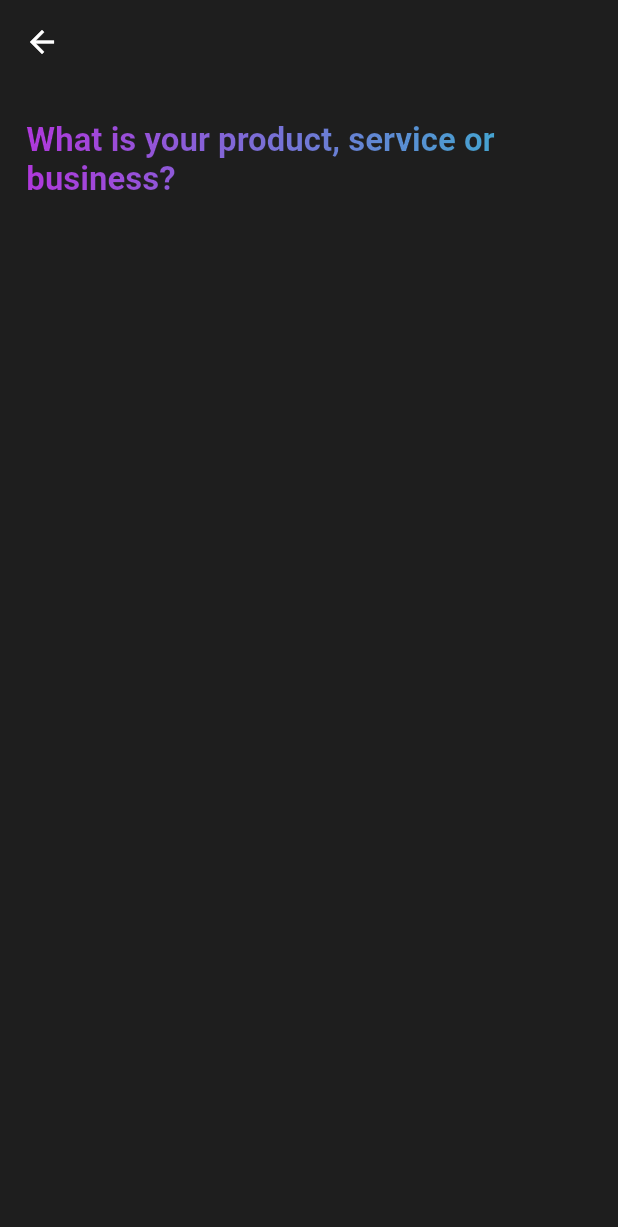
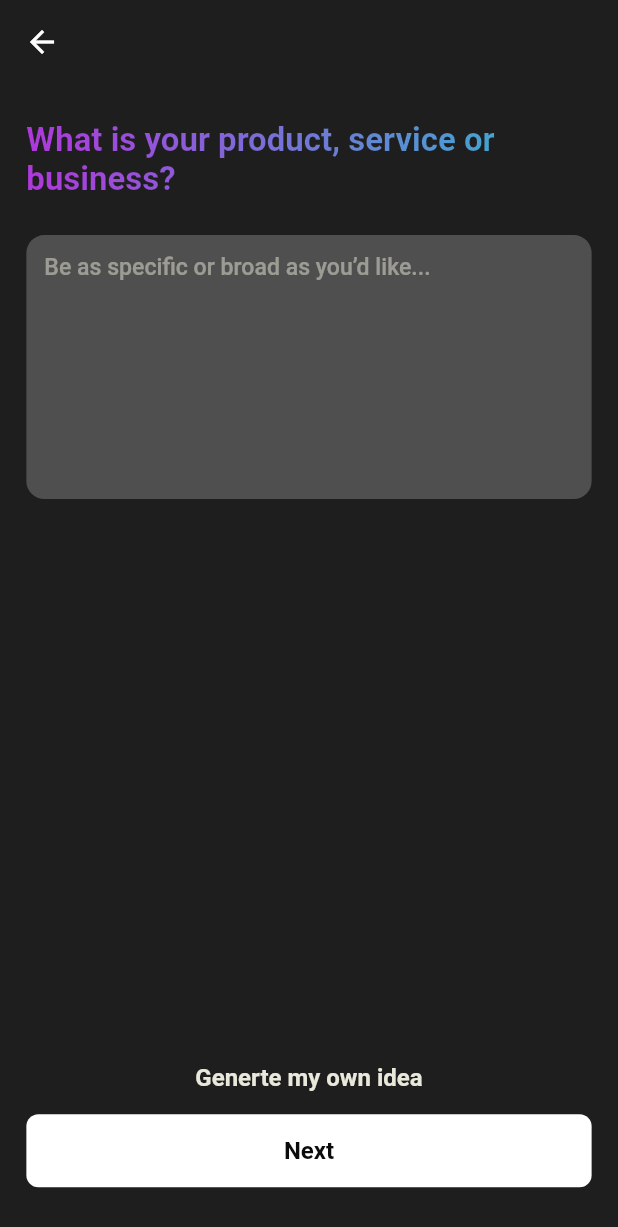
Before and after one commit to abdul-wahab12345/ad_spire, a Flutter app: the ServiceView screen opened by its route, on a phone screen of 412 x 824 dp. Shown: the top 1227 px of the screen. Run offline on Flutter 3.47's test engine with Material 2 defaults, Android fonts, the light colour scheme and no system bars; our stand-ins replace flutter_screenutil, flutter_svg, get, google_fonts; Roboto replaces fonts that are missing (Druk Wide, GeneralSans).

Commit message:
Product/Service/Business screen done

```diff
--- a/lib/app/modules/enabled_notification/views/enabled_notification_view.dart
+++ b/lib/app/modules/enabled_notification/views/enabled_notification_view.dart
@@ -1,7 +1,7 @@
+import 'package:ad_spire/app/routes/app_pages.dart';
 import 'package:flutter/material.dart';
 import 'package:get/get.dart';
 import 'package:flutter_screenutil/flutter_screenutil.dart';
-
 
 import 'package:ad_spire/constants.dart';
 import 'package:ad_spire/widgets/submit_button.dart';
@@ -65,7 +65,9 @@ class EnabledNotificationView extends GetView<EnabledNotificationController> {
                 ),
                 SubmitButton(
                   title: 'Continue',
-                  onPressed: () {},
+                  onPressed: () {
+                    Get.toNamed(Routes.STORE);
+                  },
                   color: Colors.white,
                 ),
                 SizedBox(
--- a/lib/app/modules/service/views/service_view.dart
+++ b/lib/app/modules/service/views/service_view.dart
@@ -1,9 +1,12 @@
+import 'package:ad_spire/app/routes/app_pages.dart';
+import 'package:ad_spire/widgets/submit_button.dart';
 import 'package:flutter/material.dart';
 import 'package:get/get.dart';
 import 'package:flutter_screenutil/flutter_screenutil.dart';
 
 import 'package:ad_spire/constants.dart';
 import 'package:ad_spire/widgets/gradient_text.dart';
+import 'package:google_fonts/google_fonts.dart';
 
 import '../controllers/service_controller.dart';
 
@@ -37,7 +40,42 @@ class ServiceView extends GetView<ServiceController> {
             SizedBox(
               height: 24.h,
             ),
-
+            TextField(
+              textAlign: TextAlign.justify,
+              maxLines: 8,
+              decoration: InputDecoration(
+                contentPadding:
+                    const EdgeInsets.symmetric(vertical: 12, horizontal: 12),
+                border: OutlineInputBorder(
+                  borderSide: BorderSide.none,
+                  borderRadius: BorderRadius.circular(12),
+                ),
+                fillColor: Color.fromRGBO(79, 79, 79, 1),
+                filled: true,
+                hintStyle: TextStyle(
+                  color: textColor.withOpacity(0.5),
+                  fontSize: 14.sp,
+                  fontWeight: FontWeight.w500,
+                ),
+                hintText: 'Be as specific or broad as you’d like...',
+              ),
+            ),
+            Spacer(),
+            SubmitButton(
+              title: 'Generte my own idea',
+              color: Colors.transparent,
+              textColor: textColor,
+              onPressed: () {},
+            ),
+            SubmitButton(
+              title: 'Next',
+              onPressed: () {
+                Get.toNamed(Routes.SETTINGS);
+              },
+            ),
+            SizedBox(
+              height: 32.h,
+            ),
           ],
         ),
       ),
--- a/lib/app/routes/app_pages.dart
+++ b/lib/app/routes/app_pages.dart
@@ -22,7 +22,7 @@ part 'app_routes.dart';
 class AppPages {
   AppPages._();
 
-  static const INITIAL = Routes.STORE;
+  static const INITIAL = Routes.WELCOME;
 
   static final routes = [
     GetPage(
```
Also changed, not shown: lib/app/modules/store/views/store_view.dart (+6 -2 lines).
